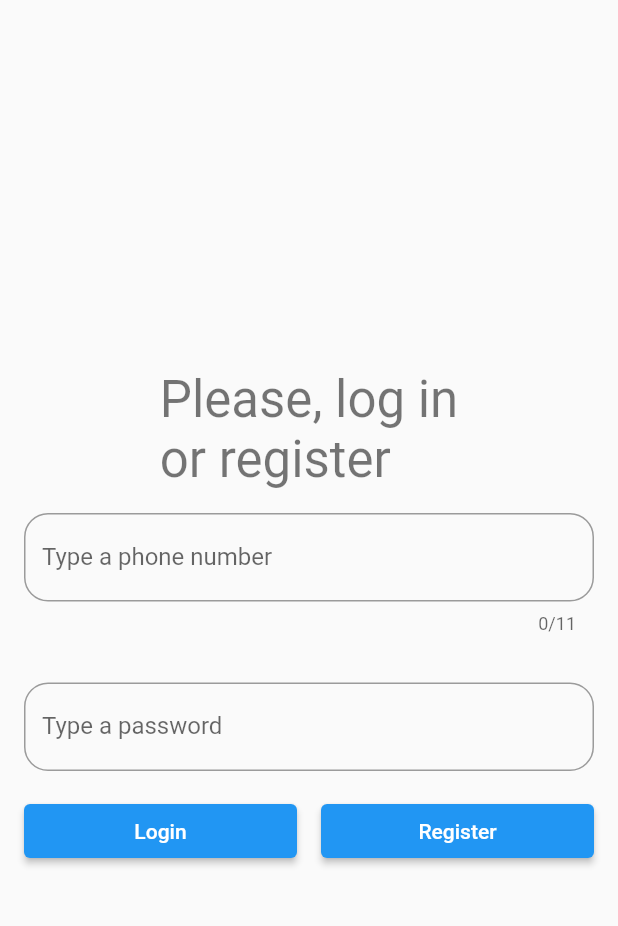
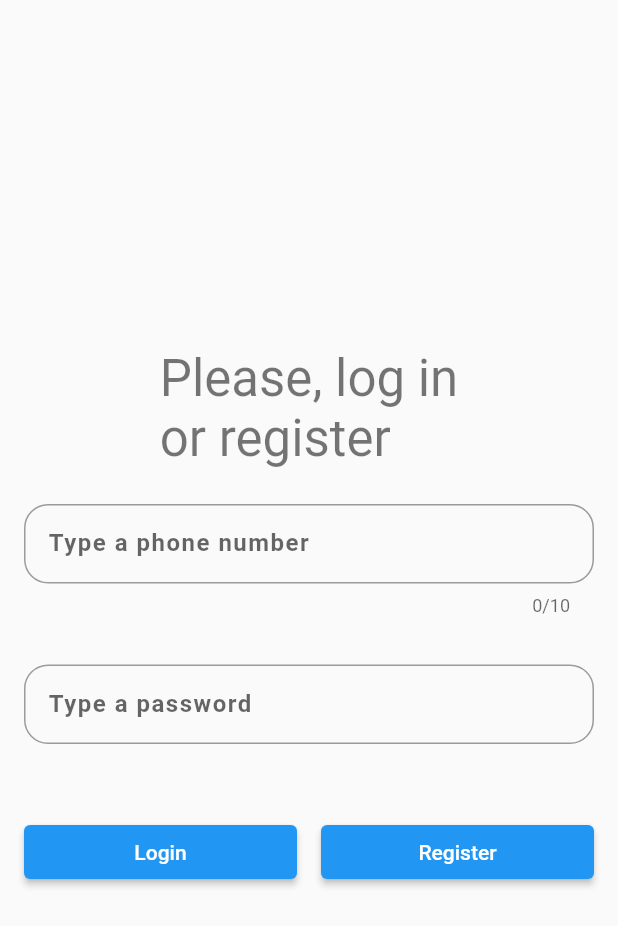
Before and after one commit to perzend/study, a Flutter app: the screen it shows after launch, on a phone screen of 412 x 824 dp. Shown: the top 926 px of the screen. Run offline on Flutter 3.47's test engine with Material 2 defaults, Android fonts, the phone set to English and light mode, and no system bars; our stand-ins replace flutter_secure_storage, shared_preferences, toggle_switch, weather_icons.

Commit message:
Добавлена проверка количества введенных в текстовые поля символов

```diff
--- a/ufa/module-2/final_project/lib/module/auth/auth_page.dart
+++ b/ufa/module-2/final_project/lib/module/auth/auth_page.dart
@@ -3,7 +3,8 @@ import 'package:final_project/services/secure_storage.dart';
 import 'package:flutter/material.dart';
 
 class AuthPage extends StatefulWidget {
-  const AuthPage({Key? key, required this.phone, required this.pwd}) : super(key: key);
+  const AuthPage({Key? key, required this.phone, required this.pwd})
+      : super(key: key);
   static const String routeName = '/authPage';
 
   final String? phone;
@@ -19,6 +20,8 @@ class _AuthPageState extends State<AuthPage> {
 
   final SecureStorage _secureStorage = SecureStorage();
 
+  bool _errorPhoneValidate = false;
+  bool _errorPwdValidate = false;
 
   @override
   void initState() {
@@ -34,45 +37,90 @@ class _AuthPageState extends State<AuthPage> {
     super.dispose();
   }
 
+  bool _checkTextOnChanged(String text, int count) {
+    if (text.length < count) {
+      return true;
+    } else {
+      return false;
+    }
+  }
+
   @override
   Widget build(BuildContext context) {
     return Scaffold(
-      body: Column(
-        mainAxisAlignment: MainAxisAlignment.center,
+      body: Center(
+        child: SingleChildScrollView(
+          child: SafeArea(
+            child: Container(
+              child: Column(
                 children: [
                   Text(
                     'Please, log in\nor register',
                     style: Theme.of(context).textTheme.headline4,
                   ),
+                  SizedBox(height: 8,),
                   Padding(
                     padding: const EdgeInsets.all(16.0),
                     child: TextField(
                         controller: _phoneController,
+                        style: TextStyle(
+                            fontSize: 28.0,
+                            fontWeight: FontWeight.bold,
+                            letterSpacing: 3),
                         decoration: InputDecoration(
+                          contentPadding:
+                              EdgeInsets.symmetric(vertical: 10, horizontal: 16),
+                          prefixText: '+7 ',
                           labelText: 'Type a phone number',
+                          labelStyle: TextStyle(fontSize: 16.0, letterSpacing: 1),
+                          errorText:
+                              _errorPhoneValidate ? 'Must be at least 10 digits' : null,
                           border: OutlineInputBorder(
                             borderRadius: BorderRadius.circular(16.0),
                           ),
                         ),
                         keyboardType: TextInputType.phone,
-              maxLength: 11,
-            ),
+                        textInputAction: TextInputAction.next,
+                        maxLength: 10,
+                        onChanged: (text) {
+                          setState(() {
+                            _errorPhoneValidate = _checkTextOnChanged(text, 10);
+                          });
+
+                        }),
                   ),
                   Padding(
                     padding: const EdgeInsets.all(16.0),
                     child: TextField(
                       controller: _pwdController,
+                      style: TextStyle(
+                          fontSize: 28.0,
+                          fontWeight: FontWeight.bold,
+                          letterSpacing: 3),
                       decoration: InputDecoration(
+                        contentPadding:
+                            EdgeInsets.symmetric(vertical: 10, horizontal: 16),
                         labelText: 'Type a password',
+                        labelStyle: TextStyle(fontSize: 16.0, letterSpacing: 1),
+                        errorText:
+                            _errorPwdValidate ? 'Must be at least 6 digits' : null,
                         border: OutlineInputBorder(
                           borderRadius: BorderRadius.circular(16.0),
                         ),
                       ),
                       keyboardType: TextInputType.visiblePassword,
+                      textInputAction: TextInputAction.done,
                       obscureText: true,
                       obscuringCharacter: '*',
+                      onChanged: (text) {
+                        setState(() {
+                          _errorPwdValidate = _checkTextOnChanged(text, 6);
+                        });
+
+                      },
                     ),
                   ),
+                  SizedBox(height: 32,),
                   Row(
                     mainAxisAlignment: MainAxisAlignment.spaceEvenly,
                     children: [
@@ -184,6 +232,10 @@ class _AuthPageState extends State<AuthPage> {
                   ),
                 ],
               ),
+            ),
+          ),
+        ),
+      ),
     );
   }
 }
```
Lines whose indentation alone changed are shown as unchanged.
